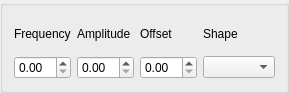
This is components/HP33120AFunGen/conf_ui.ui in FranciscoGauna/Microscopy-Program as Qt 5 draws it before an edit. The edited form follows.
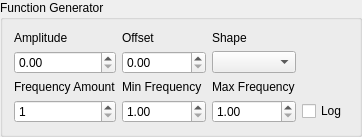
This is the edited form.

The edit to the form file:
```diff
--- a/components/HP33120AFunGen/conf_ui.ui
+++ b/components/HP33120AFunGen/conf_ui.ui
@@ -6,54 +6,105 @@
    <rect>
     <x>0</x>
     <y>0</y>
-    <width>287</width>
-    <height>93</height>
+    <width>351</width>
+    <height>117</height>
    </rect>
   </property>
   <property name="windowTitle">
    <string>GroupBox</string>
   </property>
+  <property name="title">
+   <string>Function Generator</string>
+  </property>
   <layout class="QGridLayout" name="gridLayout">
-   <item row="1" column="1">
+   <item row="1" column="0">
     <widget class="QDoubleSpinBox" name="amplitude_sb"/>
    </item>
-   <item row="1" column="3">
-    <widget class="QDoubleSpinBox" name="offset_sb"/>
-   </item>
-   <item row="0" column="3">
-    <widget class="QLabel" name="offset_label">
-     <property name="text">
-      <string>Offset</string>
-     </property>
-    </widget>
-   </item>
-   <item row="0" column="1">
+   <item row="0" column="0">
     <widget class="QLabel" name="amplitude_frequency">
      <property name="text">
       <string>Amplitude</string>
      </property>
     </widget>
    </item>
-   <item row="1" column="0">
-    <widget class="QDoubleSpinBox" name="frequency_sb"/>
-   </item>
-   <item row="0" column="0">
-    <widget class="QLabel" name="frequency_label">
-     <property name="text">
-      <string>Frequency</string>
-     </property>
-    </widget>
-   </item>
-   <item row="1" column="4">
-    <widget class="QComboBox" name="shape_cb"/>
-   </item>
-   <item row="0" column="4">
+   <item row="0" column="3">
     <widget class="QLabel" name="shape_label">
      <property name="text">
       <string>Shape</string>
      </property>
     </widget>
    </item>
+   <item row="1" column="3">
+    <widget class="QComboBox" name="shape_cb"/>
+   </item>
+   <item row="2" column="2">
+    <widget class="QLabel" name="freq_min_label">
+     <property name="text">
+      <string>Min Frequency</string>
+     </property>
+    </widget>
+   </item>
+   <item row="2" column="0">
+    <widget class="QLabel" name="freq_amount_label">
+     <property name="text">
+      <string>Frequency Amount</string>
+     </property>
+    </widget>
+   </item>
+   <item row="1" column="2">
+    <widget class="QDoubleSpinBox" name="offset_sb"/>
+   </item>
+   <item row="3" column="3">
+    <widget class="QDoubleSpinBox" name="freq_max_sb">
+     <property name="minimum">
+      <double>1.000000000000000</double>
+     </property>
+     <property name="maximum">
+      <double>100000.000000000000000</double>
+     </property>
+    </widget>
+   </item>
+   <item row="0" column="2">
+    <widget class="QLabel" name="offset_label">
+     <property name="text">
+      <string>Offset</string>
+     </property>
+    </widget>
+   </item>
+   <item row="3" column="2">
+    <widget class="QDoubleSpinBox" name="freq_min_sb">
+     <property name="minimum">
+      <double>1.000000000000000</double>
+     </property>
+     <property name="maximum">
+      <double>100000.000000000000000</double>
+     </property>
+    </widget>
+   </item>
+   <item row="3" column="0">
+    <widget class="QSpinBox" name="freq_amount_sb">
+     <property name="minimum">
+      <number>1</number>
+     </property>
+     <property name="maximum">
+      <number>999999</number>
+     </property>
+    </widget>
+   </item>
+   <item row="2" column="3">
+    <widget class="QLabel" name="freq_max_label">
+     <property name="text">
+      <string>Max Frequency</string>
+     </property>
+    </widget>
+   </item>
+   <item row="3" column="4">
+    <widget class="QCheckBox" name="log_check">
+     <property name="text">
+      <string>Log</string>
+     </property>
+    </widget>
+   </item>
   </layout>
  </widget>
  <resources/>
```
